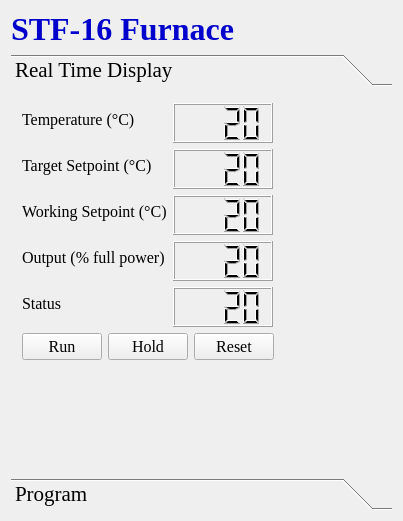
The window that widget.ui (gapost/stf16win) describes before a commit, drawn with Qt 5.
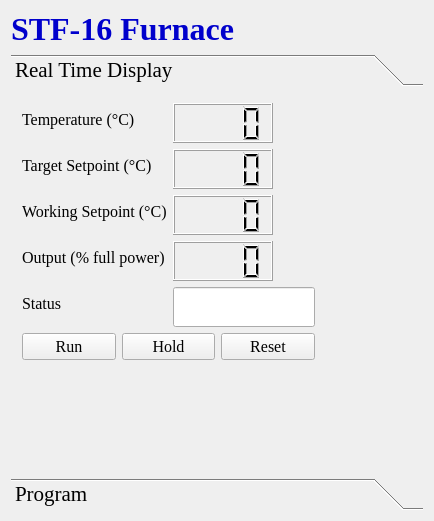
The same window after the commit.

Commit message: .Implemented Run/Hold/Reset

```diff
--- a/widget.ui
+++ b/widget.ui
@@ -6,7 +6,7 @@
    <rect>
     <x>0</x>
     <y>0</y>
-    <width>403</width>
+    <width>434</width>
     <height>521</height>
    </rect>
   </property>
@@ -58,7 +58,7 @@
        <rect>
         <x>0</x>
         <y>0</y>
-        <width>385</width>
+        <width>416</width>
         <height>361</height>
        </rect>
       </property>
@@ -108,7 +108,7 @@
                 <enum>QLCDNumber::Filled</enum>
                </property>
                <property name="intValue" stdset="0">
-                <number>20</number>
+                <number>0</number>
                </property>
               </widget>
              </item>
@@ -143,7 +143,7 @@
                 <enum>QLCDNumber::Filled</enum>
                </property>
                <property name="intValue" stdset="0">
-                <number>20</number>
+                <number>0</number>
                </property>
               </widget>
              </item>
@@ -178,7 +178,7 @@
                 <enum>QLCDNumber::Filled</enum>
                </property>
                <property name="intValue" stdset="0">
-                <number>20</number>
+                <number>0</number>
                </property>
               </widget>
              </item>
@@ -210,7 +210,7 @@
                 <enum>QLCDNumber::Filled</enum>
                </property>
                <property name="intValue" stdset="0">
-                <number>20</number>
+                <number>0</number>
                </property>
               </widget>
              </item>
@@ -222,7 +222,7 @@
               </widget>
              </item>
              <item row="4" column="1">
-              <widget class="QLCDNumber" name="lcdStatus">
+              <widget class="QLineEdit" name="edtStatus">
                <property name="sizePolicy">
                 <sizepolicy hsizetype="Fixed" vsizetype="Minimum">
                  <horstretch>0</horstretch>
@@ -235,14 +235,11 @@
                  <height>40</height>
                 </size>
                </property>
-               <property name="digitCount">
-                <number>4</number>
+               <property name="text">
+                <string/>
                </property>
-               <property name="segmentStyle">
-                <enum>QLCDNumber::Filled</enum>
-               </property>
-               <property name="intValue" stdset="0">
-                <number>20</number>
+               <property name="readOnly">
+                <bool>true</bool>
                </property>
               </widget>
              </item>
```
Left out of the diff: 4 changed lines with no effect on the pictures. The commit also changes 2 other files.
